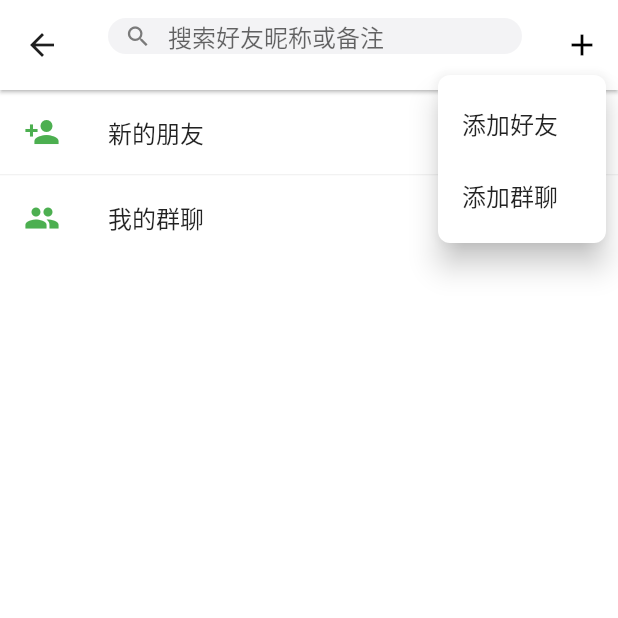
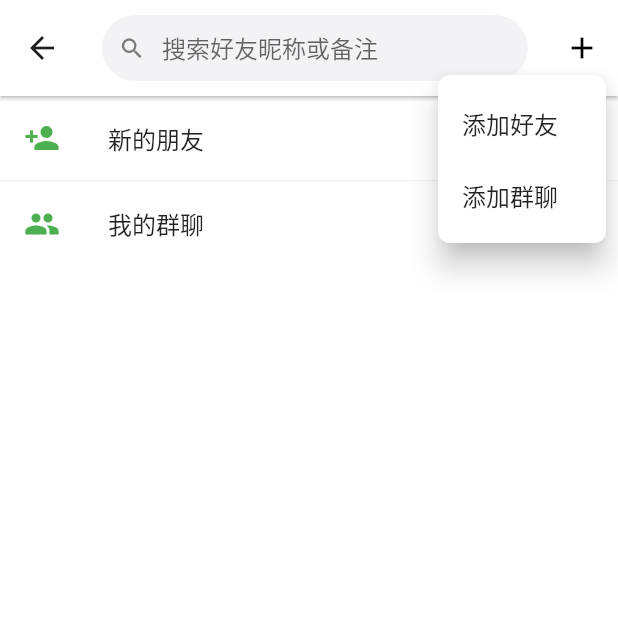
Before and after one commit to yxcod/BigChat, a Flutter app: the Friendspage screen opened directly with empty values, after a tap on the "add" icon, on a phone screen of 412 x 824 dp, the top half of it. Run offline on Flutter 3.47's test engine with Material 3 defaults, Android fonts, the phone set to English and light mode, and no system bars; our stand-ins replace cached_network_image, dio, get, get_storage, image_picker, permission_handler and 1 more; missing offline and left inert: agora_rtc_engine; accounts and stored records are empty; network calls fail.

Commit message:
style: enlarge chat and friend search fields

```diff
--- a/lib/pages/mainPages/chatPage.dart
+++ b/lib/pages/mainPages/chatPage.dart
@@ -733,6 +733,7 @@ class _ChatpageState extends State<Chatpage> {
         backgroundColor: Colors.white,
         elevation: 1,
         toolbarHeight: 70,
+        titleSpacing: 12,
         title: AppSearchField(
           controller: _searchController,
           query: _searchQuery,
--- a/lib/pages/mainPages/friendsPage.dart
+++ b/lib/pages/mainPages/friendsPage.dart
@@ -284,12 +284,12 @@ class _FriendsPage extends State<Friendspage>
       appBar: AppBar(
         backgroundColor: Colors.white,
         elevation: 1,
-        toolbarHeight: 60,
+        toolbarHeight: 64,
+        titleSpacing: 12,
         title: AppSearchField(
           controller: _searchController,
           query: _searchQuery,
           hintText: '搜索好友昵称或备注',
-          height: 36,
           onChanged: (value) => setState(() => _searchQuery = value),
         ),
         actions: [
--- a/lib/shared/widgets/app_search_field.dart
+++ b/lib/shared/widgets/app_search_field.dart
@@ -9,7 +9,7 @@ class AppSearchField extends StatelessWidget {
     required this.query,
     required this.hintText,
     required this.onChanged,
-    this.height = 40,
+    this.height = 44,
   });
 
   final TextEditingController controller;
@@ -63,7 +63,10 @@ class AppSearchField extends StatelessWidget {
             borderRadius: BorderRadius.circular(height / 2),
             borderSide: const BorderSide(color: AppColors.primary),
           ),
-          contentPadding: const EdgeInsets.symmetric(horizontal: 15),
+          contentPadding: const EdgeInsets.symmetric(
+            horizontal: 16,
+            vertical: 11,
+          ),
         ),
       ),
     );
```
Also changed, not shown: 1 other file.
